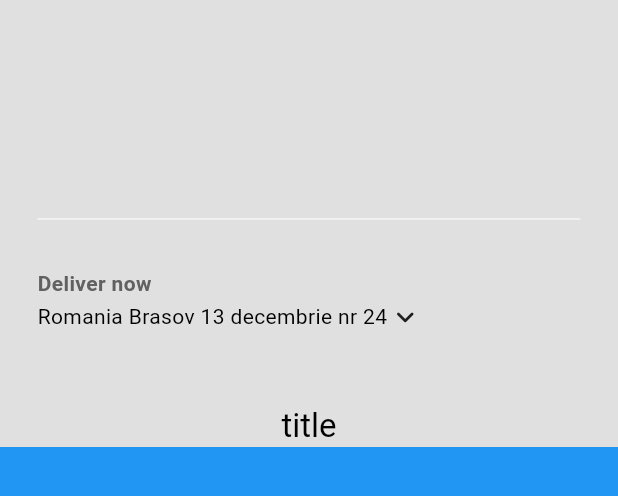
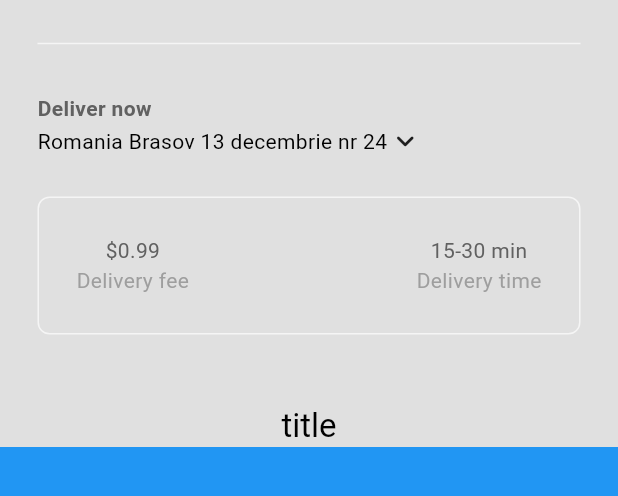
Before and after one commit to Gabi-Plosnita/FoodAppDam, a Flutter app: the screen it shows after launch, after a tap on "Sign In", on a phone screen of 412 x 824 dp, the part 63-559 px from its top. Run offline on Flutter 3.47's test engine with Material 3 defaults, Android fonts, the phone set to English and light mode, and no system bars.

Commit message:
Update app bar

```diff
--- /dev/null
+++ b/food_app/lib/components/my_description_box.dart
@@ -0,0 +1,40 @@
+import 'package:flutter/material.dart';
+
+class MyDescriptionBox extends StatelessWidget {
+  const MyDescriptionBox({super.key});
+
+  @override
+  Widget build(BuildContext context) {
+
+    var myPrimaryTextStyle = TextStyle(color: Theme.of(context).colorScheme.inversePrimary);
+    var mySecondaryTextStyle = TextStyle(color: Theme.of(context).colorScheme.primary);
+
+
+    return Container(
+      decoration: BoxDecoration(
+        border: Border.all(color: Theme.of(context).colorScheme.secondary),
+        borderRadius: BorderRadius.circular(8),
+      ),
+      padding: const EdgeInsets.all(25),
+      margin: const EdgeInsets.only(left: 25, right: 25, bottom: 25),
+      child: Row(
+        mainAxisAlignment: MainAxisAlignment.spaceBetween,
+        children: [
+          Column(
+            children: [
+              Text("\$0.99", style: myPrimaryTextStyle,),
+              Text("Delivery fee", style: mySecondaryTextStyle,),
+            ],
+          ),
+
+          Column(
+            children: [
+              Text("15-30 min", style: myPrimaryTextStyle,),
+              Text("Delivery time", style: mySecondaryTextStyle,),
+            ],
+          )
+        ],
+      ),
+    );
+  }
+}
--- a/food_app/lib/components/my_silver_app_bar.dart
+++ b/food_app/lib/components/my_silver_app_bar.dart
@@ -28,7 +28,7 @@ class MySilverAppBar extends StatelessWidget {
       title: Text("Food App"),
       flexibleSpace: FlexibleSpaceBar(
         background: Padding(
-          padding: const EdgeInsets.only(bottom: 50),
+          padding: const EdgeInsets.only(bottom: 50.0),
           child: child,
         ),
         title: title,
--- a/food_app/lib/pages/home_page.dart
+++ b/food_app/lib/pages/home_page.dart
@@ -1,5 +1,6 @@
 import 'package:flutter/material.dart';
 import 'package:food_app/components/my_current_location.dart';
+import 'package:food_app/components/my_description_box.dart';
 import 'package:food_app/components/my_drawer.dart';
 import 'package:food_app/components/my_silver_app_bar.dart';
 import 'package:food_app/main.dart';
@@ -28,7 +29,9 @@ class _HomePageState extends State<HomePage> {
                   color: Theme.of(context).colorScheme.secondary,
                 ),
 
-                MyCurrentLocation(),
+                const MyCurrentLocation(),
+
+                const MyDescriptionBox(),
               ],
             ),
             title: Text("title")
```
Also changed, not shown: food_app/lib/components/my_current_location.dart (+14 -3 lines).
